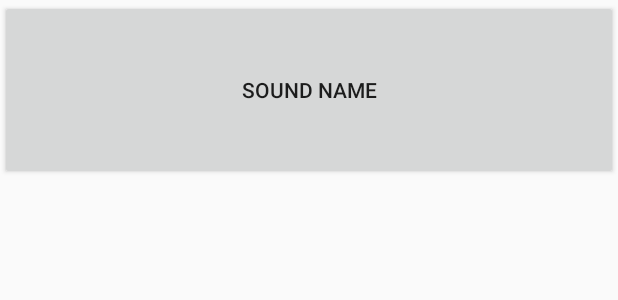
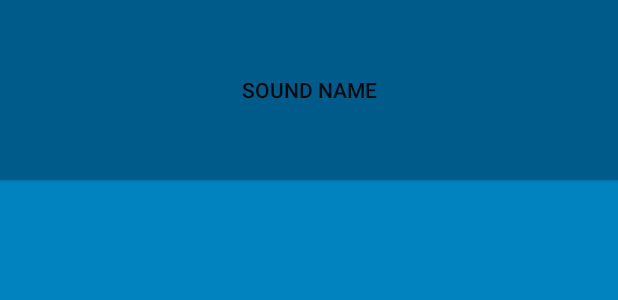
Before and after one commit to JulyKikuAkita/AndroidBeatBox, an Android app: the layout list_item_sound.xml on its own in the app's theme, with its tools: preview values and no code run, on a phone screen of 412 x 824 dp. Shown: the top 300 px of the screen. Run offline under Robolectric (Android 15) with nearby library versions, the phone set to English and light mode, and no system bars.

Commit message:
Modify styles

```diff
--- a/app/src/main/res/layout/list_item_sound.xml
+++ b/app/src/main/res/layout/list_item_sound.xml
@@ -7,6 +7,7 @@
             type="com.bignerdranch.android.beatbox.SoundViewModel"/>
     </data>
     <Button
+        style="@style/BeatBoxButton"
         android:layout_width="match_parent"
         android:layout_height="120dp"
         android:onClick="@{() -> viewModel.onButtonClicked()}"
--- a/app/src/main/res/values/colors.xml
+++ b/app/src/main/res/values/colors.xml
@@ -3,4 +3,10 @@
     <color name="colorPrimary">#3F51B5</color>
     <color name="colorPrimaryDark">#303F9F</color>
     <color name="colorAccent">#FF4081</color>
+
+    <color name="red">#F44336</color>
+    <color name="dark_red">#C3352B</color>
+    <color name="gray">#607D8B</color>
+    <color name="soothing_blue">#0083BF</color>
+    <color name="dark_blue">#005A8A</color>
 </resources>
--- a/app/src/main/res/values/styles.xml
+++ b/app/src/main/res/values/styles.xml
@@ -3,9 +3,16 @@
     <!-- Base application theme. -->
     <style name="AppTheme" parent="Theme.AppCompat.Light.DarkActionBar">
         <!-- Customize your theme here. -->
-        <item name="colorPrimary">@color/colorPrimary</item>
-        <item name="colorPrimaryDark">@color/colorPrimaryDark</item>
-        <item name="colorAccent">@color/colorAccent</item>
+        <item name="colorPrimary">@color/red</item>
+        <item name="colorPrimaryDark">@color/dark_red</item>
+        <item name="colorAccent">@color/gray</item>
+
+        <item name="android:windowBackground">@color/soothing_blue</item>
+        <item name="buttonStyle">@style/BeatBoxButton</item>
+    </style>
+
+    <style name="BeatBoxButton" parent="Widget.AppCompat.Button">
+        <item name="android:background">@color/dark_blue</item>
     </style>
 
 </resources>
```
